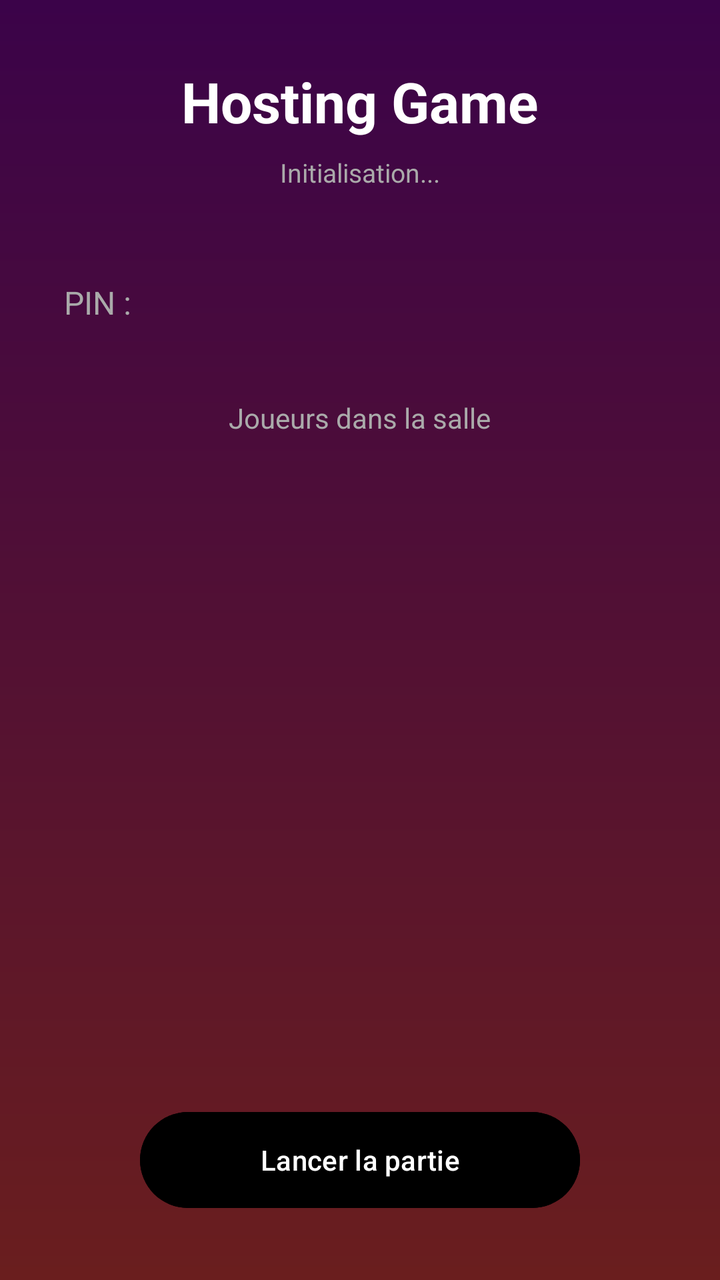
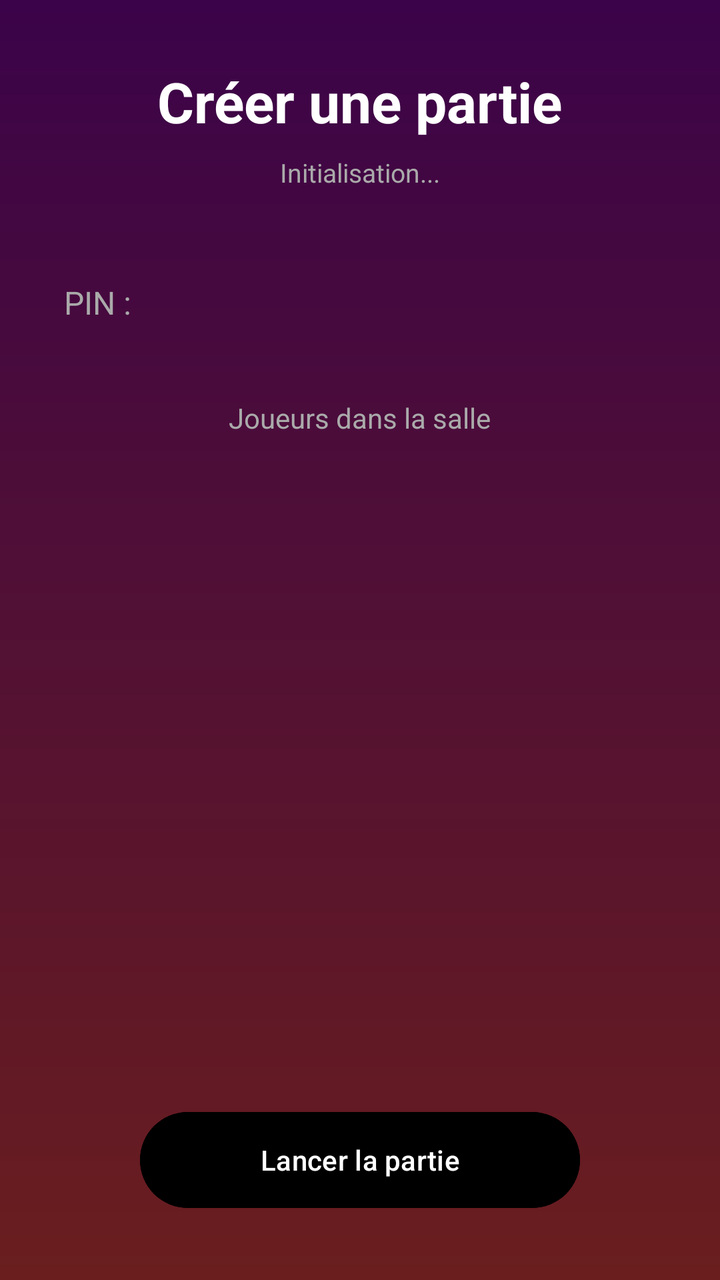

Compare the two renders of this Android layout. The source of the first and the diff that turns it into the second are given below.
<!-- AndroidManifest.xml: application theme Theme.Rien_a_Cacher -->
<!-- res/layout/activity_host.xml -->
<?xml version="1.0" encoding="utf-8"?>
<LinearLayout xmlns:android="http://schemas.android.com/apk/res/android"
    android:layout_width="match_parent"
    android:layout_height="match_parent"
    android:orientation="vertical"
    android:gravity="center"
    android:background="@drawable/background_gradient"
    android:padding="32dp">

    <TextView
        android:layout_width="wrap_content"
        android:layout_height="wrap_content"
        android:text="Hosting Game"
        android:textSize="28sp"
        android:textStyle="bold"
        android:textColor="#fff"
        android:layout_marginBottom="8dp" />

    <TextView
        android:id="@+id/tvStatus"
        android:layout_width="wrap_content"
        android:layout_height="wrap_content"
        android:text="Initialisation..."
        android:textSize="13sp"
        android:textColor="#AAAAAA"
        android:layout_marginBottom="32dp" />


    <LinearLayout
        android:layout_width="match_parent"
        android:layout_height="wrap_content"
        android:orientation="horizontal"
        android:gravity="center_vertical"
        android:layout_marginBottom="24dp">

        <TextView
            android:layout_width="wrap_content"
            android:layout_height="wrap_content"
            android:text="PIN : "
            android:textSize="16sp"
            android:textColor="#AAAAAA" />

        <TextView
            android:id="@+id/tvPin"
            android:layout_width="wrap_content"
            android:layout_height="wrap_content"
            android:textSize="36sp"
            android:textStyle="bold"
            android:textColor="#03DAC5"
            android:letterSpacing="0.3" />

    </LinearLayout>

    
    <TextView
        android:layout_width="wrap_content"
        android:layout_height="wrap_content"
        android:text="Joueurs dans la salle"
        android:textSize="14sp"
        android:textColor="#AAAAAA"
        android:layout_marginBottom="8dp" />

    <androidx.recyclerview.widget.RecyclerView
        android:id="@+id/rvPlayers"
        android:layout_width="match_parent"
        android:layout_height="0dp"
        android:layout_weight="1"
        android:layout_marginBottom="16dp" />

    <Button
        android:id="@+id/btnStart"
        android:layout_width="220dp"
        android:layout_height="56dp"
        android:text="Lancer la partie"
        android:textColor="#fff"
        android:backgroundTint="#000" />
</LinearLayout>
<!-- resources referenced by this layout -->
<resources>
  <!-- drawable background_gradient (drawable) -->
  <?xml version="1.0" encoding="utf-8"?>
  <shape
      xmlns:android="http://schemas.android.com/apk/res/android"
      android:shape="rectangle">
      <gradient
          android:type="linear"
          android:startColor="#3B0349"
          android:endColor="#6A1E1E"
          android:angle="200" />
  </shape>
  <style name="Theme.Rien_a_Cacher" parent="Base.Theme.Rien_a_Cacher" />
  <style name="Base.Theme.Rien_a_Cacher" parent="Theme.Material3.DayNight.NoActionBar">
          
          
      </style>
</resources>

<!-- the commit's change to res/layout/activity_host.xml (unified diff, before → after) -->
@@ -1,29 +1,30 @@
 <?xml version="1.0" encoding="utf-8"?>
-<LinearLayout xmlns:android="http://schemas.android.com/apk/res/android"
+<LinearLayout
+    xmlns:android="http://schemas.android.com/apk/res/android"
     android:layout_width="match_parent"
     android:layout_height="match_parent"
     android:orientation="vertical"
     android:gravity="center"
     android:background="@drawable/background_gradient"
-    android:padding="32dp">
+    android:padding="32sp">
 
     <TextView
         android:layout_width="wrap_content"
         android:layout_height="wrap_content"
-        android:text="Hosting Game"
+        android:text="@string/create"
         android:textSize="28sp"
         android:textStyle="bold"
         android:textColor="#fff"
-        android:layout_marginBottom="8dp" />
+        android:layout_marginBottom="8sp" />
 
     <TextView
         android:id="@+id/tvStatus"
         android:layout_width="wrap_content"
         android:layout_height="wrap_content"
-        android:text="Initialisation..."
+        android:text="@string/init"
         android:textSize="13sp"
-        android:textColor="#AAAAAA"
-        android:layout_marginBottom="32dp" />
+        android:textColor="#aaa"
+        android:layout_marginBottom="32sp" />
 
 
     <LinearLayout
@@ -31,14 +32,14 @@
         android:layout_height="wrap_content"
         android:orientation="horizontal"
         android:gravity="center_vertical"
-        android:layout_marginBottom="24dp">
+        android:layout_marginBottom="24sp">
 
         <TextView
             android:layout_width="wrap_content"
             android:layout_height="wrap_content"
-            android:text="PIN : "
+            android:text="@string/pin2"
             android:textSize="16sp"
-            android:textColor="#AAAAAA" />
+            android:textColor="#aaa" />
 
         <TextView
             android:id="@+id/tvPin"
@@ -46,31 +47,30 @@
             android:layout_height="wrap_content"
             android:textSize="36sp"
             android:textStyle="bold"
-            android:textColor="#03DAC5"
+            android:textColor="#BA3406"
             android:letterSpacing="0.3" />
-
     </LinearLayout>
 
     
     <TextView
         android:layout_width="wrap_content"
         android:layout_height="wrap_content"
-        android:text="Joueurs dans la salle"
+        android:text="@string/playersInRoom"
         android:textSize="14sp"
-        android:textColor="#AAAAAA"
-        android:layout_marginBottom="8dp" />
+        android:textColor="#aaa"
+        android:layout_marginBottom="8sp" />
 
     <androidx.recyclerview.widget.RecyclerView
         android:id="@+id/rvPlayers"
         android:layout_width="match_parent"
-        android:layout_height="0dp"
+        android:layout_height="0sp"
         android:layout_weight="1"
-        android:layout_marginBottom="16dp" />
+        android:layout_marginBottom="16sp" />
 
     <Button
         android:id="@+id/btnStart"
-        android:layout_width="220dp"
-        android:layout_height="56dp"
+        android:layout_width="220sp"
+        android:layout_height="56sp"
         android:text="Lancer la partie"
         android:textColor="#fff"
         android:backgroundTint="#000" />
<!-- resource entries referenced after the edit -->
@@ -11,6 +11,10 @@
           android:endColor="#6A1E1E"
           android:angle="200" />
   </shape>
+  <string name="create">Créer une partie</string>
+  <string name="init">Initialisation...</string>
+  <string name="pin2">"PIN : "</string>
+  <string name="playersInRoom">Joueurs dans la salle</string>
   <style name="Theme.Rien_a_Cacher" parent="Base.Theme.Rien_a_Cacher" />
   <style name="Base.Theme.Rien_a_Cacher" parent="Theme.Material3.DayNight.NoActionBar">
           
